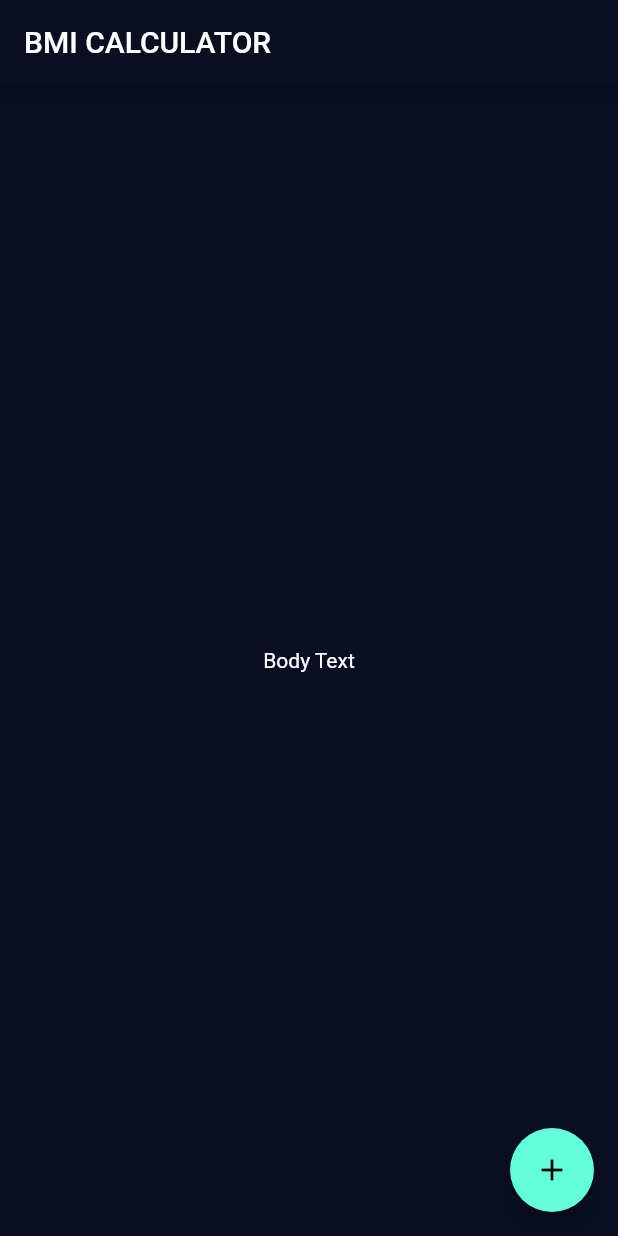
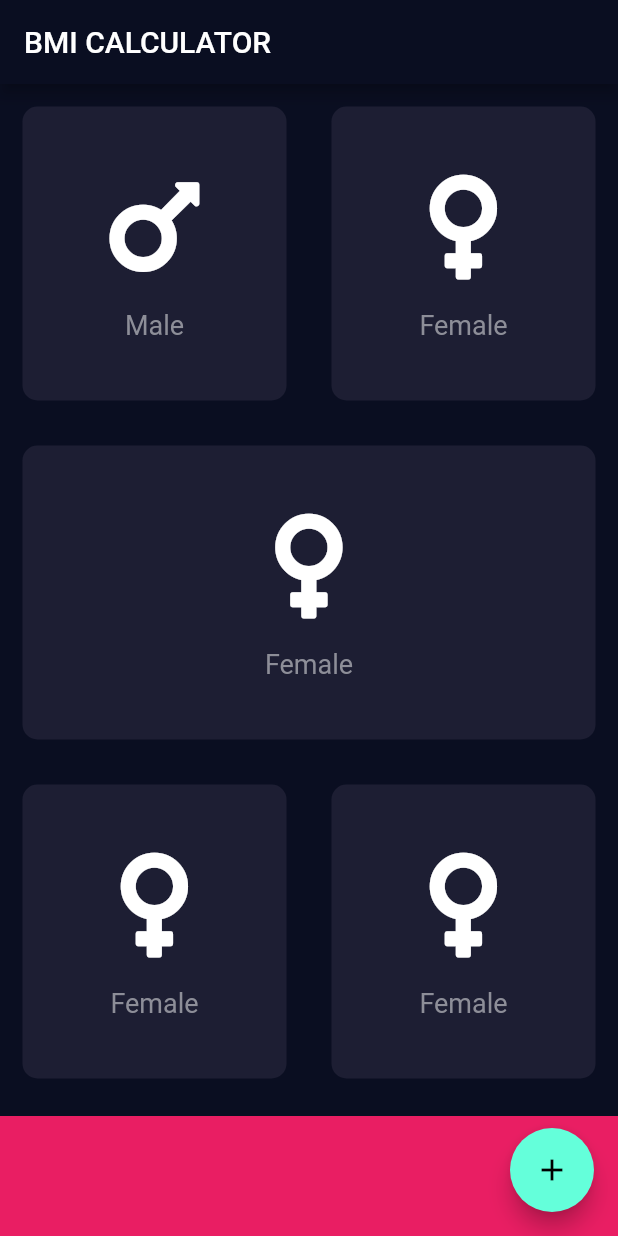
Before and after one commit to MalakEsmail/BMI-Calculator, a Flutter app: the screen it shows after launch, on a phone screen of 412 x 824 dp. Run offline on Flutter 3.47's test engine with Material 2 defaults, Android fonts, the phone set to English and light mode, and no system bars; our stand-ins replace font_awesome_flutter.

Commit message:
update 1

```diff
--- /dev/null
+++ b/lib/icon_content.dart
@@ -0,0 +1,28 @@
+import 'package:flutter/cupertino.dart';
+
+class cardWidget extends StatelessWidget {
+  final String textOption;
+  final IconData iconName;
+
+  cardWidget(this.textOption, this.iconName);
+
+  @override
+  Widget build(BuildContext context) {
+    return Column(
+      mainAxisAlignment: MainAxisAlignment.center,
+      children: <Widget>[
+        Icon(
+          iconName,
+          size: 80.0,
+        ),
+        SizedBox(
+          height: 15.0,
+        ),
+        Text(
+          textOption,
+          style: TextStyle(fontSize: 18.0, color: Color(0xFF8D8E98)),
+        )
+      ],
+    );
+  }
+}
--- a/lib/input_page.dart
+++ b/lib/input_page.dart
@@ -1,5 +1,9 @@
+import 'package:bmi_calculator/reusable_card.dart';
 import 'package:flutter/cupertino.dart';
 import 'package:flutter/material.dart';
+import 'package:font_awesome_flutter/font_awesome_flutter.dart';
+
+import 'icon_content.dart';
 
 class InputPage extends StatefulWidget {
   @override
@@ -11,14 +15,61 @@ class _InputPageState extends State<InputPage> {
   Widget build(BuildContext context) {
     return Scaffold(
       appBar: AppBar(
-        title: Text('BMI CALCULATOR'),
+        title: Text(
+          'BMI CALCULATOR',
+        ),
       ),
-      body: Center(
-        child: Text('Body Text'),
+      body: Column(
+        children: <Widget>[
+          Expanded(
+              child: Row(
+                children: <Widget>[
+                  Expanded(
+                    child: BoxWidget(Color(0xFF1D1E33),
+                        cardWidget('Male', FontAwesomeIcons.mars)),
+                  ),
+                  Expanded(
+                    child: BoxWidget(Color(0xFF1D1E33),
+                        cardWidget('Female', FontAwesomeIcons.venus)),
+                  )
+                ],
+              )),
+          Expanded(
+              child: Row(
+                children: <Widget>[
+                  Expanded(
+                    child: BoxWidget(Color(0xFF1D1E33),
+                        cardWidget('Female', FontAwesomeIcons.venus)),
+                  )
+                ],
+              )),
+          Expanded(
+              child: Row(
+                children: <Widget>[
+                  Expanded(
+                    child: BoxWidget(Color(0xFF1D1E33),
+                        cardWidget('Female', FontAwesomeIcons.venus)),
+                  ),
+                  Expanded(
+                    child: BoxWidget(Color(0xFF1D1E33),
+                        cardWidget('Female', FontAwesomeIcons.venus)),
+                  )
+                ],
+              )),
+          Container(
+            color: Colors.pink,
+            width: double.infinity,
+            margin: EdgeInsets.only(top: 10.0),
+            height: 80.0,
+          )
+        ],
       ),
       floatingActionButton: FloatingActionButton(
         child: Icon(Icons.add),
       ),
     );
   }
+//ctrl + alt + w : extract as widget
+//ctrl + alt + m: extract as methodl
+
 }
--- /dev/null
+++ b/lib/reusable_card.dart
@@ -0,0 +1,21 @@
+// ignore: must_be_immutable
+import 'package:flutter/cupertino.dart';
+
+class BoxWidget extends StatelessWidget {
+  final Color colour;
+  final Widget cardChild;
+
+  BoxWidget(this.colour, this.cardChild);
+
+  @override
+  Widget build(BuildContext context) {
+    return Container(
+      child: cardChild,
+      margin: EdgeInsets.all(15.0),
+      decoration: BoxDecoration(
+        color: colour,
+        borderRadius: BorderRadius.circular(10.0),
+      ),
+    );
+  }
+}
--- a/pubspec.yaml
+++ b/pubspec.yaml
@@ -11,6 +11,8 @@ dependencies:
     sdk: flutter
 
   cupertino_icons: ^0.1.2
+  font_awesome_flutter: ^8.8.1
+
 
 dev_dependencies:
   flutter_test:
```
